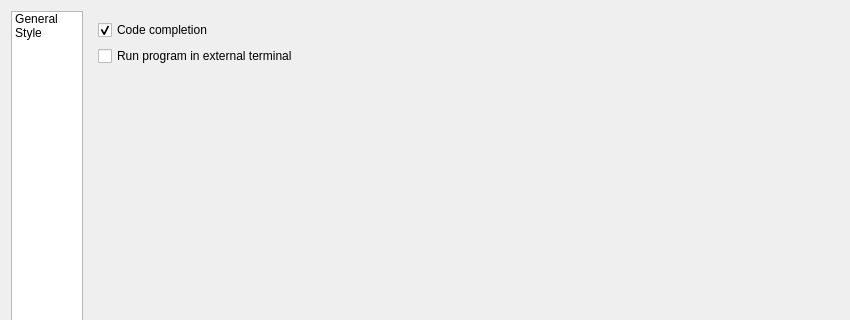
Above: cobcide/ui/dlg_preferences.ui from OpenCobolIDE/OpenCobolIDE before the change; both pictures show x 0 to 850 and y 0 to 320 of the 850 by 670 pixel window. Below: the same form after it.
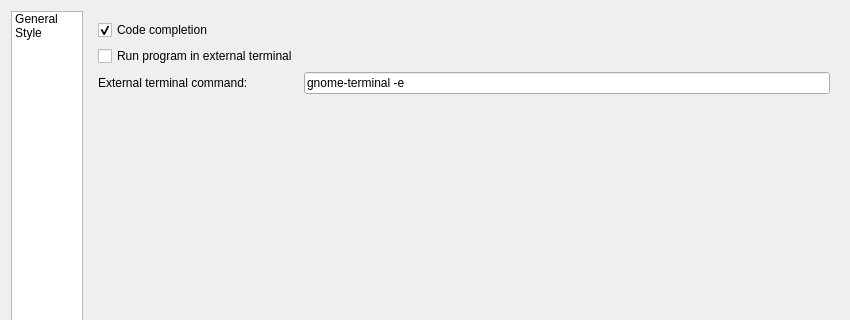
That is the form after the change. The open tabs and pages were chosen to show the change. Icons and pictures are not drawn. Custom widgets are drawn as their Qt base class.

Commit message: Allow user to select its favourite terminal environnement, not finished yet

Patch:
```diff
--- a/cobcide/ui/dlg_preferences.ui
+++ b/cobcide/ui/dlg_preferences.ui
@@ -91,6 +91,20 @@
          </property>
         </widget>
        </item>
+       <item row="2" column="0">
+        <widget class="QLabel" name="lblExternalTerminal">
+         <property name="text">
+          <string>External terminal command:</string>
+         </property>
+        </widget>
+       </item>
+       <item row="2" column="1">
+        <widget class="QLineEdit" name="leTerminal">
+         <property name="text">
+          <string>gnome-terminal -e</string>
+         </property>
+        </widget>
+       </item>
       </layout>
      </widget>
      <widget class="QWidget" name="pStyle">
```
Left out of the diff: 2 changed lines with no effect on the pictures. The commit also changes 7 other files.
